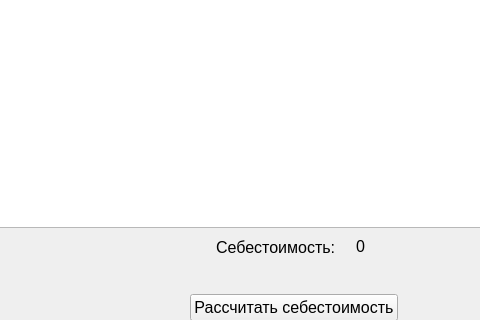
First picture: the form in client/desktop/GUI/ui/calculator.ui, repository kastelatas/crm-store, before the edit; both pictures show x 174 to 654 and y 343 to 663 of the 940 by 663 pixel window.
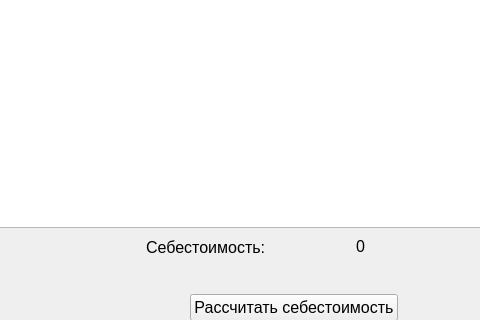
Second picture: the form after the edit.

```diff
--- a/client/desktop/GUI/ui/calculator.ui
+++ b/client/desktop/GUI/ui/calculator.ui
@@ -89,7 +89,7 @@
     </rect>
    </property>
   </widget>
-  <widget class="QWidget" name="">
+  <widget class="QWidget" name="layoutWidget">
    <property name="geometry">
     <rect>
      <x>10</x>
@@ -163,12 +163,12 @@
     </item>
    </layout>
   </widget>
-  <widget class="QWidget" name="">
+  <widget class="QWidget" name="layoutWidget">
    <property name="geometry">
     <rect>
-     <x>390</x>
+     <x>320</x>
      <y>580</y>
-     <width>156</width>
+     <width>311</width>
      <height>21</height>
     </rect>
    </property>
```
